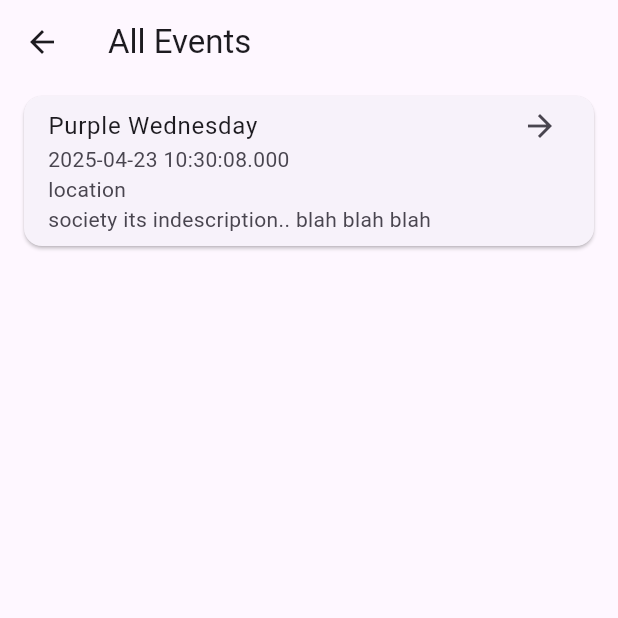
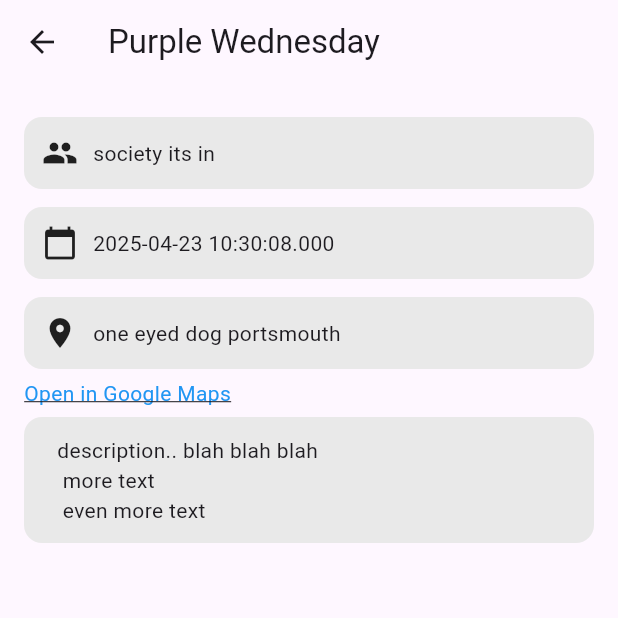
Before and after one commit to 5C-UoP/soc-drawer, a Flutter app: the EventsView screen opened directly, after a tap on "Purple Wednesday", on a phone screen of 412 x 824 dp, the top half of it. Run offline on Flutter 3.47's test engine with Material 3 defaults, Android fonts, the phone set to English and light mode, and no system bars; our stand-ins replace table_calendar, webview_flutter; missing offline and left inert: window_manager; generated files the repository leaves out were written again.

Commit message:
expanded view added

```diff
--- a/lib/src/eventsView.dart
+++ b/lib/src/eventsView.dart
@@ -1,13 +1,14 @@
 import 'package:flutter/material.dart';
+import 'package:socdrawer/src/eventsViewExpanded.dart';
 import 'event.dart';
 
 class EventsView extends StatelessWidget {
   final List<Event> events = [
     Event(
       name: 'Purple Wednesday',
-      description: 'description.. blah blah blah',
+      description: 'description.. blah blah blah \n more text \n even more text',
       dateTime: DateTime.now(),
-      location: 'location',
+      location: 'one eyed dog portsmouth',
       society: 'society its in',
     ),
   ];
@@ -25,15 +26,22 @@ class EventsView extends StatelessWidget {
               itemBuilder: (context, index) {
                 final event = events[index];
                 return Card(
-                  margin: const EdgeInsets.symmetric(horizontal: 16, vertical: 8),
+                  margin:
+                      const EdgeInsets.symmetric(horizontal: 16, vertical: 8),
                   child: ListTile(
                     title: Text(event.name),
-                    subtitle: Text('${event.dateTime.toLocal()}\n${event.location}\n${event.society}${event.description}'),
+                    subtitle: Text(
+                        '${event.dateTime.toLocal()}\n${event.location}\n${event.society}'),
                     isThreeLine: true,
                     trailing: const Icon(Icons.arrow_forward),
                     onTap: () {
-
                       // --- OPEN EVENT DETAILS ---
+                      Navigator.push(
+                        context,
+                        MaterialPageRoute(
+                          builder: (context) => EventsViewExpanded(event: event),
+                        ),
+                      );
 
                     },
                   ),
--- /dev/null
+++ b/lib/src/eventsViewExpanded.dart
@@ -0,0 +1,136 @@
+import 'package:flutter/material.dart';
+import 'event.dart';
+import 'package:url_launcher/url_launcher.dart';
+import 'package:webview_flutter/webview_flutter.dart';
+
+
+class EventsViewExpanded extends StatelessWidget {
+  final Event event;
+  static const containerBackgroundColour = Color.fromARGB(255, 233, 233, 233);
+  const EventsViewExpanded({Key? key, required this.event}) : super(key: key);
+
+  @override
+  Widget build(BuildContext context) {
+    return Scaffold(
+      appBar: AppBar(
+        title: Text(event.name),
+      ),
+      body: Padding(
+        padding: const EdgeInsets.all(16.0),
+        child: Column(
+          crossAxisAlignment: CrossAxisAlignment.start,
+          children: <Widget>[
+            // --- SOCIETY ---
+            Container(
+              margin: const EdgeInsets.symmetric(vertical: 6),
+              padding: const EdgeInsets.all(12),
+              decoration: BoxDecoration(
+                color: containerBackgroundColour,
+                borderRadius: BorderRadius.circular(12),
+              ),
+              child: Row(
+                children: [
+                  const Icon(Icons.group),
+                  const SizedBox(width: 10),
+                  Expanded(child: Text(event.society)),
+                ],
+              ),
+            ),
+
+            // --- DATE TIME ---
+            Container(
+              margin: const EdgeInsets.symmetric(vertical: 6),
+              padding: const EdgeInsets.all(12),
+              decoration: BoxDecoration(
+                color: containerBackgroundColour,
+                borderRadius: BorderRadius.circular(12),
+              ),
+              child: Row(
+                children: [
+                  const Icon(Icons.calendar_today),
+                  const SizedBox(width: 10),
+                  Expanded(child: Text(event.dateTime.toLocal().toString())),
+                ],
+              ),
+            ),
+
+            // --- LOCATION ---
+            Container(
+              margin: const EdgeInsets.symmetric(vertical: 6),
+              padding: const EdgeInsets.all(12),
+              decoration: BoxDecoration(
+                color: containerBackgroundColour,
+                borderRadius: BorderRadius.circular(12),
+              ),
+              child: Row(
+                children: [
+                  const Icon(Icons.location_on),
+                  const SizedBox(width: 10),
+                  Expanded(child: Text(event.location)),
+                ],
+              ),
+            ),
+
+            GestureDetector(
+              onTap: () async {
+                final googleMapsUrl = 'https://www.google.com/maps/search/?api=1&query=${event.location}';
+
+                if (await canLaunchUrl(Uri.parse(googleMapsUrl))) {
+                  await launchUrl(Uri.parse(googleMapsUrl), mode: LaunchMode.externalApplication);
+                } else {
+                  ScaffoldMessenger.of(context).showSnackBar(
+                    const SnackBar(content: Text('Could not open Google Maps')),
+                  );
+                }
+              },
+              child: const Text(
+                'Open in Google Maps',
+                style: TextStyle(
+                  color: Colors.blue,
+                  decoration: TextDecoration.underline,
+                ),
+              ),
+            ),
+
+
+
+            // --- DESCRIPTION ---
+            Container(
+              margin: const EdgeInsets.symmetric(vertical: 6),
+              padding: const EdgeInsets.all(12),
+              decoration: BoxDecoration(
+                color: containerBackgroundColour,
+                borderRadius: BorderRadius.circular(12),
+              ),
+              child: Row(
+                crossAxisAlignment: CrossAxisAlignment.start,
+                children: [
+                  //const Icon(Icons.description),
+                  const SizedBox(width: 10),
+                  Expanded(
+                    child: Column(
+                      crossAxisAlignment: CrossAxisAlignment.start,
+                      children: [
+                        event.description != null
+                          ? Text(
+                              event.description!,
+                              style: Theme.of(context).textTheme.bodyMedium,
+                            )
+                          : const Text(
+                              '(No more details)',
+                              style: TextStyle(fontStyle: FontStyle.italic),
+                            ),
+                      ],
+                    ),
+                  ),
+                ],
+              ),
+            ),
+
+
+          ],
+        ),
+      ),
+    );
+  }
+}
```
